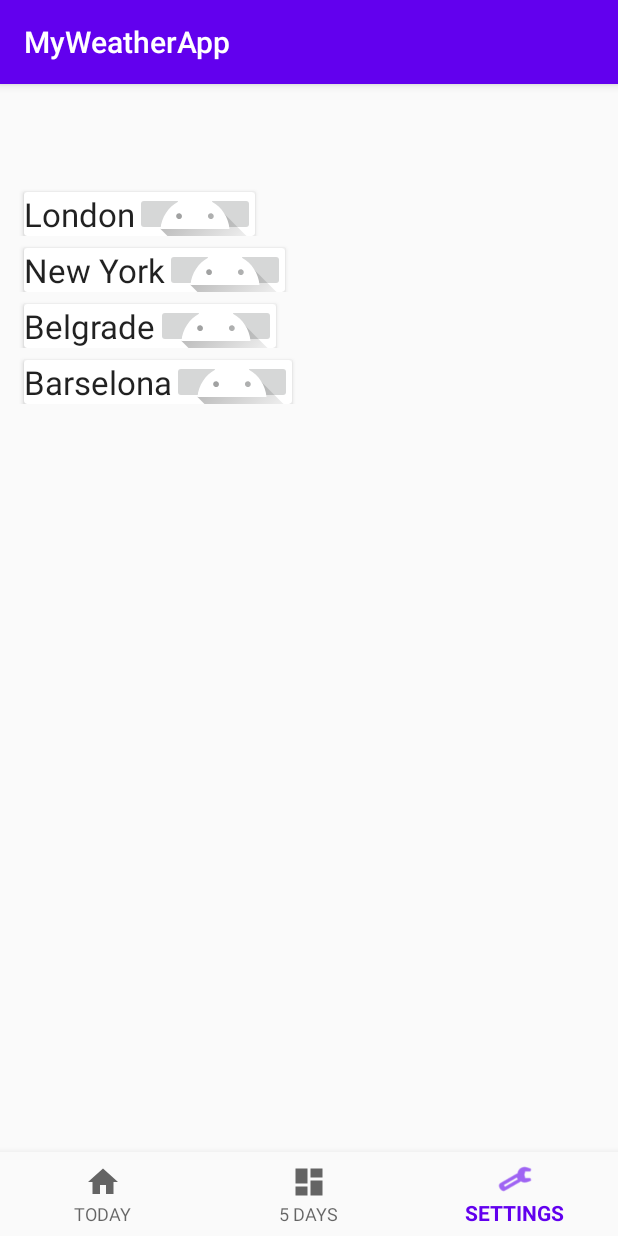
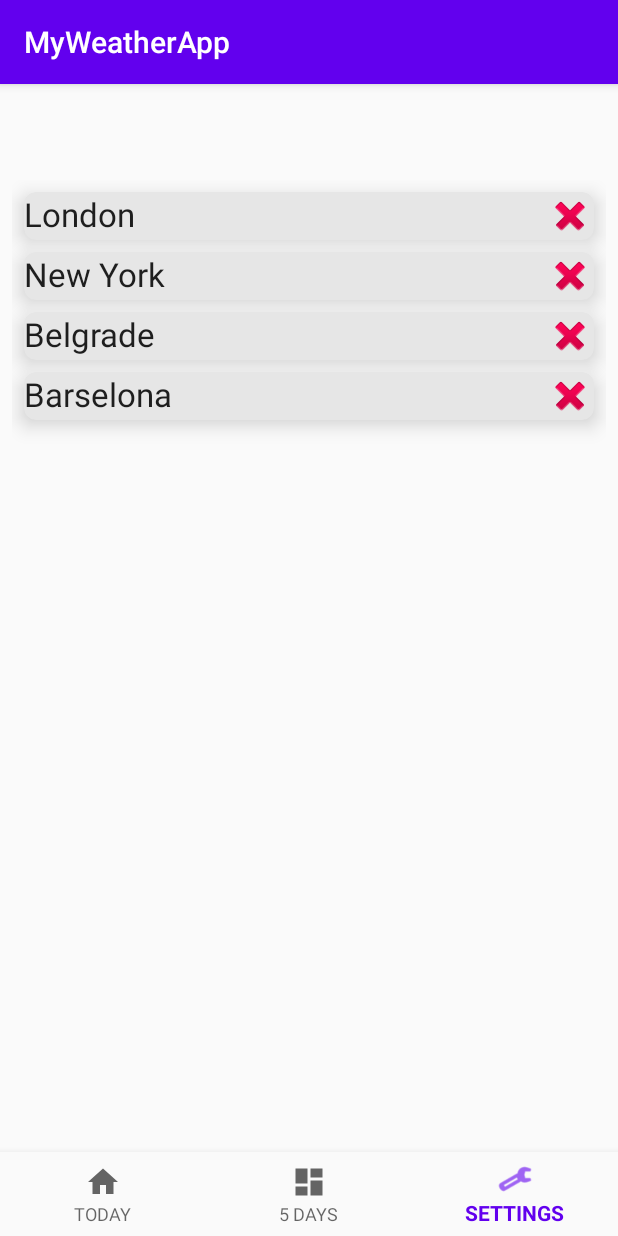
Before and after one commit to PantelijaS/MyWeatherApp, an Android app: the screen it shows after launch (MainActivity), item 3 of the bottom bar chosen, on a phone screen of 412 x 824 dp. Run offline under Robolectric (Android 15) with nearby library versions, the phone set to English and light mode, and no system bars; our stand-ins replace ButterKnife, Picasso, Room's generated code, RxJava, navigation-ui; network calls fail; pictures from the network do not load.

```diff
--- a/app/src/main/java/com/myweatherapp/adapter/CitiesAdapter.java
+++ b/app/src/main/java/com/myweatherapp/adapter/CitiesAdapter.java
@@ -1,39 +1,38 @@
 package com.myweatherapp.adapter;
 
 import android.content.Context;
-import android.util.Log;
 import android.view.LayoutInflater;
 import android.view.View;
 import android.view.ViewGroup;
 import android.widget.ImageButton;
+import android.widget.ImageView;
 import android.widget.TextView;
 import androidx.annotation.NonNull;
 import androidx.recyclerview.widget.RecyclerView;
 import com.myweatherapp.R;
 import com.myweatherapp.entity.City;
+
+import java.util.ArrayList;
 import java.util.List;
 import butterknife.BindView;
 import butterknife.ButterKnife;
 
 public class CitiesAdapter extends RecyclerView.Adapter<CitiesAdapter.RecyclerViewHolder> {
     Context context;
-    private List<City> cities ;
+    private List<City> cities = new ArrayList<>();
 
-    public CitiesAdapter(Context context, List<City> cityList) {
-        this.context = context;
-        this.cities = cityList;
-    }
 
     @NonNull
     @Override
     public RecyclerViewHolder onCreateViewHolder(@NonNull ViewGroup parent, int viewType) {
-        View view = LayoutInflater.from(context).inflate(R.layout.city_item, null);
+        View view = LayoutInflater.from(parent.getContext()).inflate(R.layout.city_item, parent,false);
         return new RecyclerViewHolder(view);
     }
 
     @Override
     public void onBindViewHolder(@NonNull RecyclerViewHolder holder, int position) {
-    holder.text_city_name.setText(cities.get(position).cityName);
+        City listCity = cities.get(position);
+        holder.text_name_cities.setText(listCity.cityName);
 
     }
 
@@ -49,10 +48,10 @@ public class CitiesAdapter extends RecyclerView.Adapter<CitiesAdapter.RecyclerVi
     }
 
     public class RecyclerViewHolder extends RecyclerView.ViewHolder {
-        @BindView(R.id.text_city_name)
-        TextView text_city_name;
+        @BindView(R.id.text_name_cities)
+        TextView text_name_cities;
         @BindView(R.id.imageButton_delete)
-        ImageButton imageButton;
+        ImageView imageButton;
 
 
         public RecyclerViewHolder(View itemView) {
--- a/app/src/main/java/com/myweatherapp/adapter/ForecastAdapter.java
+++ b/app/src/main/java/com/myweatherapp/adapter/ForecastAdapter.java
@@ -1,7 +1,6 @@
 package com.myweatherapp.adapter;
 
 import android.content.Context;
-import android.util.Log;
 import android.view.LayoutInflater;
 import android.view.View;
 import android.view.ViewGroup;
@@ -10,7 +9,7 @@ import android.widget.TextView;
 
 import androidx.recyclerview.widget.RecyclerView;
 
-import com.myweatherapp.Common;
+import com.myweatherapp.units.Common;
 import com.myweatherapp.R;
 import com.myweatherapp.model.Forcast;
 import com.squareup.picasso.Picasso;
--- a/app/src/main/java/com/myweatherapp/dao/CityDao.java
+++ b/app/src/main/java/com/myweatherapp/dao/CityDao.java
@@ -22,7 +22,7 @@ public interface CityDao {
     @Delete
     void delete(City city);
 
-    @Query("SELECT * FROM city")
+    @Query("SELECT * FROM city_table")
     LiveData<List<City>> loadAllCities();
 
 
--- a/app/src/main/java/com/myweatherapp/data/CityRoomDatebase.java
+++ b/app/src/main/java/com/myweatherapp/data/CityRoomDatebase.java
@@ -13,7 +13,7 @@ import com.myweatherapp.entity.City;
 import java.util.concurrent.Executors;
 
 
-@Database(entities = {City.class}, version = 1,exportSchema = false)
+@Database(entities = City.class, version = 1,exportSchema = false)
 public abstract class CityRoomDatebase  extends RoomDatabase {
     private static CityRoomDatebase INSTANCE;
 
--- a/app/src/main/java/com/myweatherapp/entity/City.java
+++ b/app/src/main/java/com/myweatherapp/entity/City.java
@@ -4,7 +4,7 @@ import androidx.room.ColumnInfo;
 import androidx.room.Entity;
 import androidx.room.PrimaryKey;
 
-@Entity(tableName = "city")
+@Entity(tableName = "city_table")
 public class City {
 
     @PrimaryKey(autoGenerate = true)
--- a/app/src/main/java/com/myweatherapp/ui/forecast/ForecastFragment.java
+++ b/app/src/main/java/com/myweatherapp/ui/forecast/ForecastFragment.java
@@ -12,7 +12,7 @@ import androidx.lifecycle.ViewModelProviders;
 import androidx.recyclerview.widget.LinearLayoutManager;
 import androidx.recyclerview.widget.RecyclerView;
 
-import com.myweatherapp.Common;
+import com.myweatherapp.units.Common;
 import com.myweatherapp.R;
 import com.myweatherapp.adapter.ForecastAdapter;
 import com.myweatherapp.model.Forcast;
--- a/app/src/main/java/com/myweatherapp/ui/home/HomeFragment.java
+++ b/app/src/main/java/com/myweatherapp/ui/home/HomeFragment.java
@@ -12,7 +12,7 @@ import android.widget.Toast;
 import androidx.annotation.NonNull;
 import androidx.fragment.app.Fragment;
 import androidx.lifecycle.ViewModelProviders;
-import com.myweatherapp.Common;
+import com.myweatherapp.units.Common;
 import com.myweatherapp.R;
 import com.myweatherapp.model.WeatherModel;
 import com.myweatherapp.remote.APIService;
--- a/app/src/main/java/com/myweatherapp/ui/setting/SettingFragment.java
+++ b/app/src/main/java/com/myweatherapp/ui/setting/SettingFragment.java
@@ -39,7 +39,7 @@ public class SettingFragment extends Fragment {
 
         recyclerView.setLayoutManager(new LinearLayoutManager(getActivity()));
         recyclerView.setHasFixedSize(true);
-        citiesAdapter = new CitiesAdapter(getActivity(),cities);
+        citiesAdapter = new CitiesAdapter();
         recyclerView.setAdapter(citiesAdapter);
 
         citiesViewModel.getAllCities().observe(getViewLifecycleOwner(), new Observer<List<City>>() {
--- a/app/src/main/java/com/myweatherapp/Common.java
+++ b/app/src/main/java/com/myweatherapp/units/Common.java
@@ -1,4 +1,4 @@
-package com.myweatherapp;
+package com.myweatherapp.units;
 
 import java.text.SimpleDateFormat;
 import java.util.Date;
--- a/app/src/main/res/layout/city_item.xml
+++ b/app/src/main/res/layout/city_item.xml
@@ -1,42 +1,37 @@
-<?xml version="1.0" encoding="utf-8"?>
-<androidx.constraintlayout.widget.ConstraintLayout xmlns:android="http://schemas.android.com/apk/res/android"
-    xmlns:app="http://schemas.android.com/apk/res-auto"
+<androidx.cardview.widget.CardView
+    xmlns:card_view="http://schemas.android.com/apk/res-auto"
+    xmlns:android="http://schemas.android.com/apk/res/android"
+    xmlns:tools="http://schemas.android.com/tools"
     android:layout_width="match_parent"
-    android:layout_height="match_parent">
+    android:layout_height="wrap_content"
+    card_view:cardBackgroundColor="#E6E6E6"
+    card_view:cardCornerRadius="8dp"
+    card_view:cardElevation="8dp"
+    android:layout_marginTop="8dp"
+    android:layout_marginEnd="8dp"
+    android:layout_marginStart="8dp"
+    >
+
+    <!-- Main Content View -->
+    <RelativeLayout
+        android:layout_width="match_parent"
+        android:layout_height="match_parent">
 
 
-    <androidx.cardview.widget.CardView
-        android:layout_width="match_parent"
-        android:layout_height="wrap_content"
-        android:layout_marginStart="8dp"
-        android:layout_marginTop="8dp"
-        android:layout_marginEnd="8dp"
-        app:layout_constraintEnd_toEndOf="parent"
-        app:layout_constraintStart_toStartOf="parent"
-        app:layout_constraintTop_toTopOf="parent">
+        <TextView
+            android:id="@+id/text_name_cities"
+            android:layout_width="wrap_content"
+            android:layout_height="wrap_content"
+            android:layout_alignParentStart="true"
+            android:layout_toStartOf="@+id/imageButton_delete"
+            android:maxLines="1"
+            android:textAppearance="@style/TextAppearance.AppCompat.Large" />
 
-        <LinearLayout
-            android:layout_width="match_parent"
+        <ImageView
+            android:id="@+id/imageButton_delete"
+            android:layout_width="wrap_content"
             android:layout_height="wrap_content"
-            android:orientation="horizontal">
-
-            <TextView
-                android:id="@+id/text_city_name"
-                android:layout_width="match_parent"
-                android:layout_height="wrap_content"
-                android:layout_weight="1"
-                android:gravity="left"
-                android:text="TextView"
-                android:textAppearance="@style/TextAppearance.AppCompat.Large" />
-
-            <ImageButton
-                android:id="@+id/imageButton_delete"
-                android:layout_width="80dp"
-                android:layout_height="match_parent"
-                android:layout_weight="1"
-                app:srcCompat="@drawable/ic_launcher_foreground" />
-
-
-        </LinearLayout>
-    </androidx.cardview.widget.CardView>
-</androidx.constraintlayout.widget.ConstraintLayout>
+            android:layout_alignParentEnd="true"
+            card_view:srcCompat="@android:drawable/ic_delete" />
+    </RelativeLayout>
+</androidx.cardview.widget.CardView>
--- a/app/src/main/res/layout/fragment_setings.xml
+++ b/app/src/main/res/layout/fragment_setings.xml
@@ -1,5 +1,5 @@
 <?xml version="1.0" encoding="utf-8"?>
-<androidx.constraintlayout.widget.ConstraintLayout xmlns:android="http://schemas.android.com/apk/res/android"
+<LinearLayout xmlns:android="http://schemas.android.com/apk/res/android"
     xmlns:app="http://schemas.android.com/apk/res-auto"
     xmlns:tools="http://schemas.android.com/tools"
     android:layout_width="match_parent"
@@ -14,11 +14,6 @@
         android:layout_marginTop="8dp"
         android:layout_marginEnd="8dp"
         android:textAlignment="center"
-        android:textSize="20sp"
-        app:layout_constraintBottom_toBottomOf="parent"
-        app:layout_constraintEnd_toEndOf="parent"
-        app:layout_constraintStart_toStartOf="parent"
-        app:layout_constraintTop_toTopOf="parent"
-        tools:listitem="@layout/city_item"/>
+        tools:listitem="@layout/city_item" />
 
-</androidx.constraintlayout.widget.ConstraintLayout>
+</LinearLayout>
```
